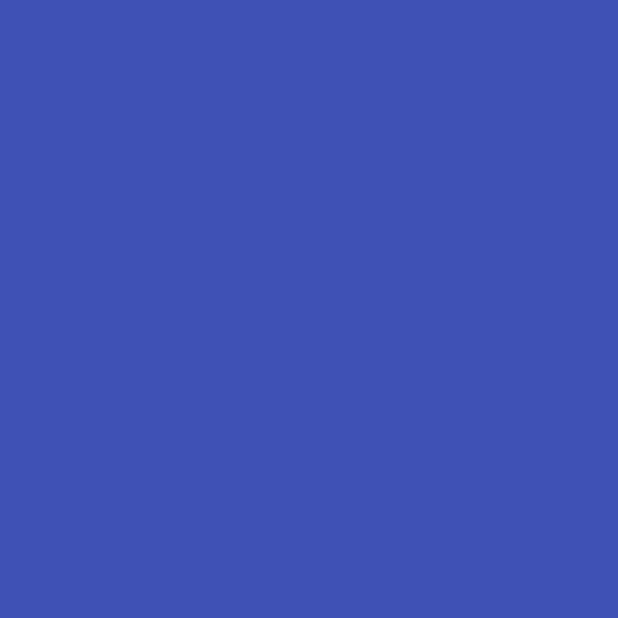
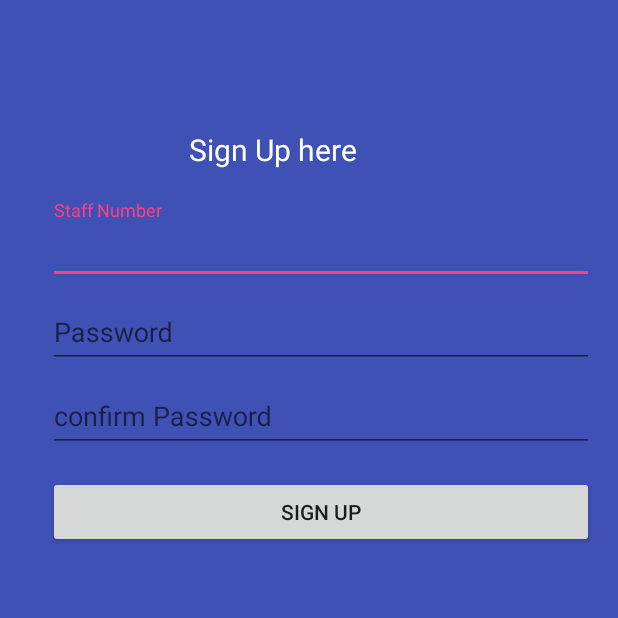
Before and after one commit to Theonlysmartboy/StaffAttendanceManager, an Android app: the Register screen opened directly, with no data from a screen before it, on a phone screen of 412 x 824 dp, the top half of it. Before the commit the part shown is empty. Run offline under Robolectric (Android 15) with nearby library versions, the phone set to English and light mode, and no system bars.

Commit message:
Completed the registration interface design

```diff
--- a/app/src/main/res/layout/activity_login.xml
+++ b/app/src/main/res/layout/activity_login.xml
@@ -12,11 +12,11 @@
         android:layout_height="wrap_content"
         android:layout_marginTop="50dp"
         android:textStyle="bold"
-        android:text="WELCOME"
+        android:text="@string/welcome"
         android:layout_gravity="center_horizontal"
         android:textSize="30sp"
         android:padding="20dp"
-        android:layout_marginLeft="75dp"
+        android:layout_marginStart="75dp"
         android:textColor="@color/white"/>
 
     <ScrollView
@@ -39,7 +39,7 @@
                     android:layout_width="match_parent"
                     android:layout_height="wrap_content"
                     android:hint="@string/staff_no"
-                    android:layout_marginLeft="16dp"
+                    android:layout_marginStart="16dp"
                     android:inputType="text"
                     android:maxLines="1"
                     android:textColor="@color/white" />
@@ -53,7 +53,7 @@
                     android:id="@+id/password"
                     android:layout_width="match_parent"
                     android:layout_height="wrap_content"
-                    android:layout_marginLeft="16dp"
+                    android:layout_marginStart="16dp"
                     android:layout_marginTop="16dp"
                     android:hint="@string/password"
                     android:inputType="textPassword"
@@ -69,11 +69,9 @@
                 android:layout_width="wrap_content"
                 android:layout_height="wrap_content"
                 android:layout_marginTop="16dp"
-                android:layout_marginLeft="25dp"
-                android:onClick="signIn"
+                android:layout_marginStart="25dp"
                 android:text="@string/sign_in"
                 android:textStyle="bold" />
-
             <Button
                 android:id="@+id/sign_up_button"
                 style="?android:textAppearanceSmall"
@@ -82,7 +80,7 @@
                 android:layout_marginTop="16dp"
                 android:text="@string/sign_up"
                 android:textStyle="bold"
-                android:layout_marginLeft="150dp"/>
+                android:layout_marginStart="150dp"/>
 </LinearLayout>
         </LinearLayout>
     </ScrollView>
--- a/app/src/main/res/layout/activity_register.xml
+++ b/app/src/main/res/layout/activity_register.xml
@@ -1,10 +1,79 @@
 <?xml version="1.0" encoding="utf-8"?>
-<android.support.constraint.ConstraintLayout xmlns:android="http://schemas.android.com/apk/res/android"
-    xmlns:app="http://schemas.android.com/apk/res-auto"
+<LinearLayout xmlns:android="http://schemas.android.com/apk/res/android"
     xmlns:tools="http://schemas.android.com/tools"
     android:layout_width="match_parent"
     android:layout_height="match_parent"
+    android:gravity="center_horizontal"
+    android:orientation="vertical"
+    android:paddingBottom="@dimen/activity_vertical_margin"
+    android:paddingLeft="@dimen/activity_horizontal_margin"
+    android:paddingRight="@dimen/activity_horizontal_margin"
+    android:paddingTop="@dimen/activity_vertical_margin"
     tools:context="com.otema.staffattendancemanager.Register"
     android:background="@color/colorPrimary">
+    <TextView
+        android:layout_width="match_parent"
+        android:layout_height="wrap_content"
+        android:layout_marginTop="50dp"
+        android:text="Sign Up here"
+        android:layout_gravity="center_horizontal"
+        android:textSize="20sp"
+        android:padding="20dp"
+        android:layout_marginStart="60dp"
+        android:textColor="@color/white"/>
 
-</android.support.constraint.ConstraintLayout>
+    <ScrollView
+        android:id="@+id/login_form"
+        android:layout_width="match_parent"
+        android:layout_height="match_parent">
+        <LinearLayout
+            android:id="@+id/email_login_form"
+            android:layout_width="match_parent"
+            android:layout_height="wrap_content"
+            android:orientation="vertical">
+            <android.support.design.widget.TextInputLayout
+                android:layout_width="match_parent"
+                android:layout_height="wrap_content">
+                <AutoCompleteTextView
+                    android:id="@+id/editTextUserName"
+                    android:hint="@string/staff_no"
+                    android:layout_width="match_parent"
+                    android:layout_height="wrap_content"
+                    android:layout_marginStart="16dp"
+                    android:textColor="@color/white"/>
+            </android.support.design.widget.TextInputLayout>
+
+            <android.support.design.widget.TextInputLayout
+                android:layout_width="match_parent"
+                android:layout_height="wrap_content">
+                <EditText
+                    android:id="@+id/editTextPassword"
+                    android:layout_width="fill_parent"
+                    android:layout_height="wrap_content"
+                    android:layout_marginStart="16dp"
+                    android:hint="@string/password"
+                    android:inputType="textPassword"
+                    android:textColor="@color/white"/>
+            </android.support.design.widget.TextInputLayout>
+            <android.support.design.widget.TextInputLayout
+                android:layout_width="match_parent"
+                android:layout_height="wrap_content">
+                <EditText
+                    android:id="@+id/editTextConfirmPassword"
+                    android:layout_width="match_parent"
+                    android:layout_height="wrap_content"
+                    android:layout_marginStart="16dp"
+                    android:hint="confirm Password"
+                    android:inputType="textPassword"
+                    android:textColor="@color/white"/>
+            </android.support.design.widget.TextInputLayout>
+            <Button
+                android:id="@+id/buttonCreateAccount"
+                android:layout_width="match_parent"
+                android:layout_height="wrap_content"
+                android:text="@string/sign_up"
+                android:layout_marginTop="16dp"
+                android:layout_marginStart="16dp"/>
+        </LinearLayout>
+    </ScrollView>
+</LinearLayout>
--- /dev/null
+++ b/app/src/main/res/values/dimens.xml
@@ -0,0 +1,5 @@
+<resources>
+    <!-- Default screen margins, per the Android Design guidelines. -->
+    <dimen name="activity_horizontal_margin">16dp</dimen>
+    <dimen name="activity_vertical_margin">16dp</dimen>
+</resources>
--- a/app/src/main/res/values/strings.xml
+++ b/app/src/main/res/values/strings.xml
@@ -4,4 +4,5 @@
     <string name="password">Password</string>
     <string name="sign_in">Sign In</string>
     <string name="sign_up">Sign Up</string>
+    <string name="welcome">WELCOME</string>
 </resources>
```
